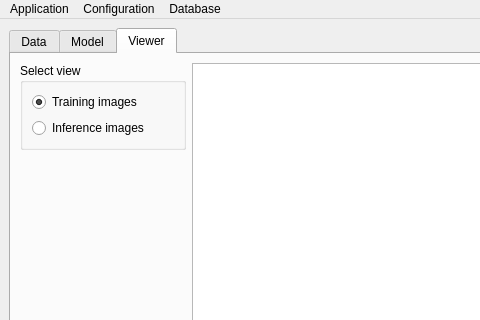
The window that XREPORT/app/assets/window_layout.ui (CTCycle/XREPORT-radiological-reports-generator) describes before a commit, drawn with Qt 5; both pictures show x 0 to 480 and y 0 to 320 of the 1165 by 863 pixel window.
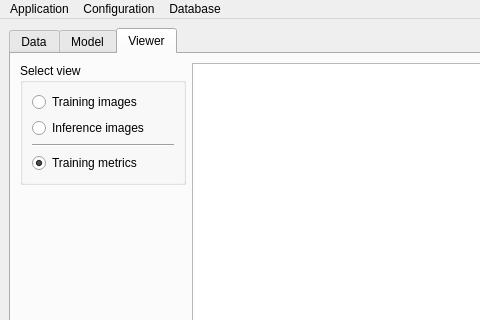
The same window after the commit. The open tabs and pages were chosen to show the change.

Commit message: training metrics are now plotted in real time in the viewer tab

```diff
--- a/XREPORT/app/assets/window_layout.ui
+++ b/XREPORT/app/assets/window_layout.ui
@@ -1100,6 +1100,23 @@
                </property>
               </widget>
              </item>
+             <item>
+              <widget class="Line" name="line">
+               <property name="orientation">
+                <enum>Qt::Orientation::Horizontal</enum>
+               </property>
+              </widget>
+             </item>
+             <item>
+              <widget class="QRadioButton" name="viewTrainMetrics">
+               <property name="text">
+                <string>Training metrics</string>
+               </property>
+               <property name="checked">
+                <bool>true</bool>
+               </property>
+              </widget>
+             </item>
             </layout>
            </widget>
           </item>
```
Left out of the diff: 2 changed lines with no effect on the pictures. The commit also changes 3 other files.
